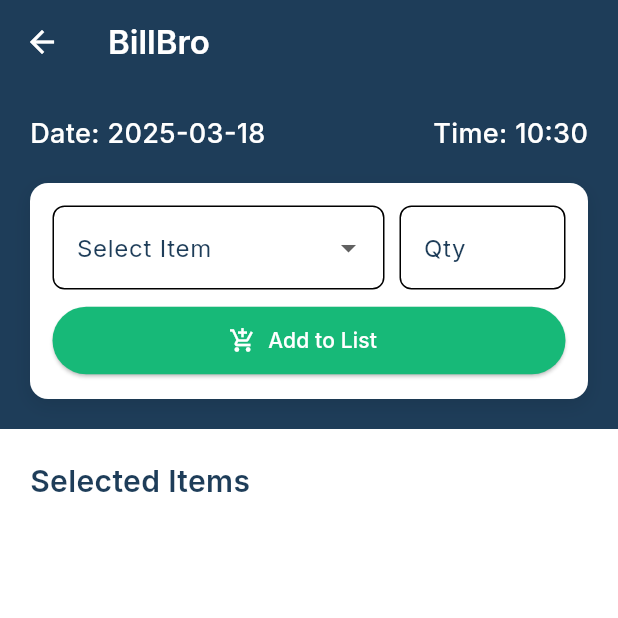
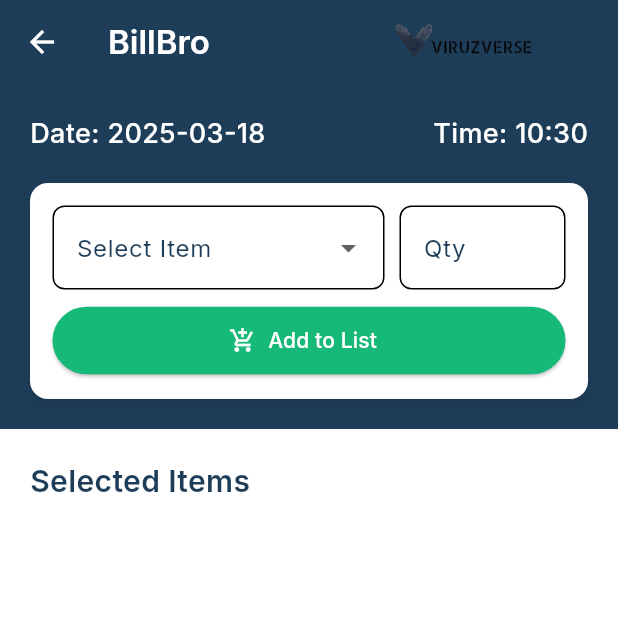
Before and after one commit to Mohammedsafil/BillBro, a Flutter app: the HomePage screen opened directly, on a phone screen of 412 x 824 dp, the top half of it. Run offline on Flutter 3.47's test engine with Material 3 defaults, Android fonts, the phone set to English and light mode, and no system bars; our stand-ins replace google_fonts, pdf, pin_code_fields, printing.

Commit message:
from safil

```diff
--- a/lib/screens/home_screen.dart
+++ b/lib/screens/home_screen.dart
@@ -39,9 +39,9 @@ class _HomePageState extends State<HomePage> {
 
   void _addItemToList() {
     if (_selectedItem == null) {
-      ScaffoldMessenger.of(context).showSnackBar(
-        const SnackBar(content: Text('Please select an item')),
-      );
+      ScaffoldMessenger.of(
+        context,
+      ).showSnackBar(const SnackBar(content: Text('Please select an item')));
       return;
     }
 
@@ -77,7 +77,8 @@ class _HomePageState extends State<HomePage> {
   void _showInvoicePreview() {
     showDialog(
       context: context,
-      builder: (context) => InvoicePreview(
+      builder:
+          (context) => InvoicePreview(
             items: _selectedItems,
             total: _totalAmount,
             date: _currentTime,
@@ -97,6 +98,18 @@ class _HomePageState extends State<HomePage> {
           "BillBro",
           style: GoogleFonts.inter(fontWeight: FontWeight.w600),
         ),
+        actions: [
+          Padding(
+            padding: const EdgeInsets.symmetric(vertical: 10.0),
+            child: Image.asset(
+              'lib/assets/logo.png',
+              width: 150,
+              height: 200,
+              fit: BoxFit.contain,
+            ),
+          ),
+          const SizedBox(width: 30),
+        ],
       ),
       body: Column(
         children: [
@@ -157,7 +170,8 @@ class _HomePageState extends State<HomePage> {
                                   borderRadius: BorderRadius.circular(8),
                                 ),
                               ),
-                              items: dummyItems.map((Item item) {
+                              items:
+                                  dummyItems.map((Item item) {
                                     return DropdownMenuItem<Item>(
                                       value: item,
                                       child: Text(
@@ -194,7 +208,8 @@ class _HomePageState extends State<HomePage> {
                         icon: const Icon(Icons.add_shopping_cart),
                         label: Text('Add to List', style: GoogleFonts.inter()),
                         style: ElevatedButton.styleFrom(
-                          backgroundColor: Theme.of(context).colorScheme.secondary,
+                          backgroundColor:
+                              Theme.of(context).colorScheme.secondary,
                           foregroundColor: Colors.white,
                           minimumSize: const Size(double.infinity, 45),
                         ),
@@ -292,7 +307,8 @@ class _HomePageState extends State<HomePage> {
           ),
         ],
       ),
-      bottomNavigationBar: _selectedItems.isNotEmpty
+      bottomNavigationBar:
+          _selectedItems.isNotEmpty
               ? Container(
                 padding: const EdgeInsets.all(16),
                 decoration: BoxDecoration(
```
Lines whose indentation alone changed are shown as unchanged.
